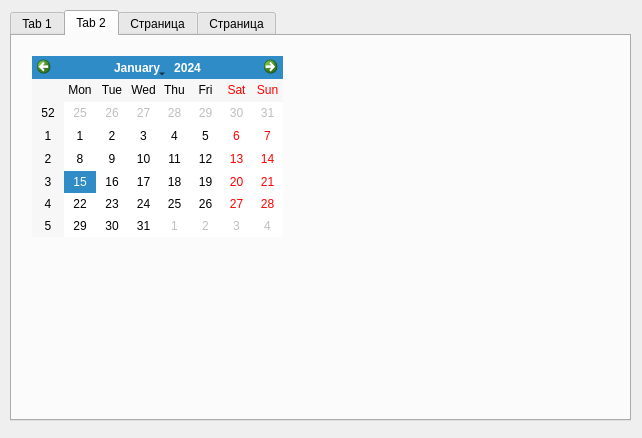
Qt form WC_release/note.ui (teamNotes/projectNotes) before a commit.
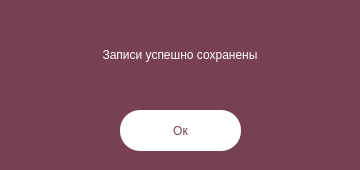
The same form after that commit. The open tabs and pages were chosen to show the change.

```diff
--- a/WC_release/note.ui
+++ b/WC_release/note.ui
@@ -6,55 +6,81 @@
    <rect>
     <x>0</x>
     <y>0</y>
-    <width>642</width>
-    <height>438</height>
+    <width>360</width>
+    <height>170</height>
    </rect>
   </property>
+  <property name="sizePolicy">
+   <sizepolicy hsizetype="Preferred" vsizetype="Preferred">
+    <horstretch>0</horstretch>
+    <verstretch>0</verstretch>
+   </sizepolicy>
+  </property>
+  <property name="minimumSize">
+   <size>
+    <width>360</width>
+    <height>170</height>
+   </size>
+  </property>
+  <property name="maximumSize">
+   <size>
+    <width>360</width>
+    <height>170</height>
+   </size>
+  </property>
   <property name="windowTitle">
    <string>Form</string>
   </property>
-  <widget class="QTabWidget" name="tabWidget">
+  <property name="styleSheet">
+   <string notr="true">background-color: rgb(120, 65, 81);</string>
+  </property>
+  <widget class="QLabel" name="label">
    <property name="geometry">
     <rect>
-     <x>10</x>
+     <x>0</x>
      <y>10</y>
-     <width>621</width>
-     <height>411</height>
+     <width>360</width>
+     <height>89</height>
     </rect>
    </property>
-   <property name="currentIndex">
-    <number>0</number>
+   <property name="styleSheet">
+    <string notr="true">font: 75 10pt &quot;Montserrat&quot;;
+color: rgb(255, 255, 255);</string>
    </property>
-   <widget class="QWidget" name="tab">
-    <attribute name="title">
-     <string>Tab 1</string>
-    </attribute>
-   </widget>
-   <widget class="QWidget" name="tab_2">
-    <attribute name="title">
-     <string>Tab 2</string>
-    </attribute>
-    <widget class="QCalendarWidget" name="calendarWidget">
-     <property name="geometry">
-      <rect>
-       <x>20</x>
-       <y>20</y>
-       <width>251</width>
-       <height>181</height>
-      </rect>
-     </property>
-    </widget>
-   </widget>
-   <widget class="QWidget" name="tab_3">
-    <attribute name="title">
-     <string>Страница</string>
-    </attribute>
-   </widget>
-   <widget class="QWidget" name="tab_4">
-    <attribute name="title">
-     <string>Страница</string>
-    </attribute>
-   </widget>
+   <property name="text">
+    <string>Записи успешно сохранены</string>
+   </property>
+   <property name="alignment">
+    <set>Qt::AlignCenter</set>
+   </property>
+  </widget>
+  <widget class="QPushButton" name="pushButton">
+   <property name="geometry">
+    <rect>
+     <x>120</x>
+     <y>110</y>
+     <width>121</width>
+     <height>41</height>
+    </rect>
+   </property>
+   <property name="styleSheet">
+    <string notr="true">color: rgb(120, 65, 81);
+background-color: white;
+width: 50px; 
+border-width: 1px; 
+border-color: white; 
+border-radius: 20px;
+</string>
+   </property>
+   <property name="text">
+    <string>Ок</string>
+   </property>
+   <property name="iconSize">
+    <size>
+     <width>40</width>
+     <height>40</height>
+    </size>
+   </property>
   </widget>
  </widget>
  <resources/>
```
Left out of the diff: 2 changed lines with no effect on the pictures.
